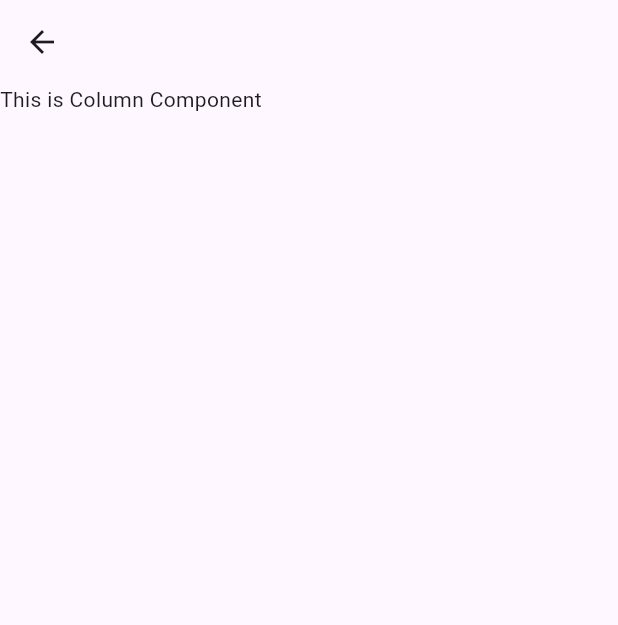
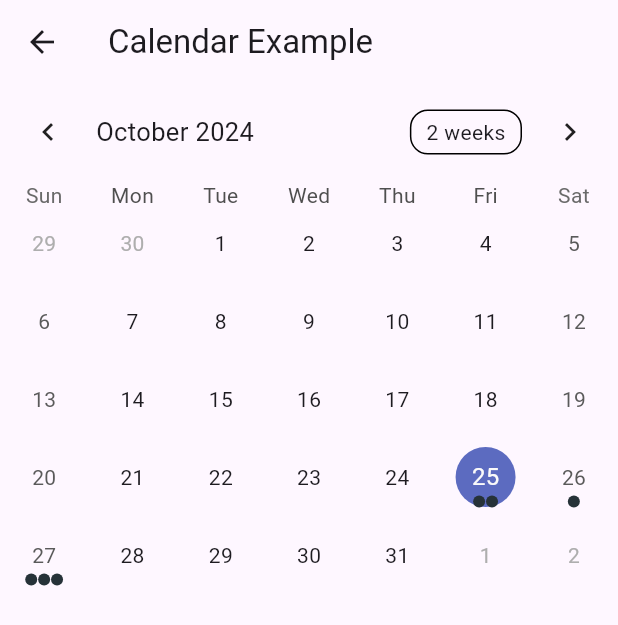
Before and after one commit to moritejas/flutter_widgets, a Flutter app: the CalenderComponent screen opened directly, on a phone screen of 412 x 824 dp. Shown: the top 625 px of the screen. Run offline on Flutter 3.47's test engine with Material 3 defaults, Android fonts, the phone set to English and light mode, and no system bars; drawn by our look-alikes of table_calendar; our stand-ins replace cached_network_image, carousel_slider, expandable, flip_card, flutter_slidable, get; missing offline and left inert: swipeable_card_stack.

Commit message:
Calender Component

```diff
--- a/lib/Componant/calender.dart
+++ b/lib/Componant/calender.dart
@@ -1,15 +1,74 @@
 import 'package:flutter/material.dart';
+import 'package:table_calendar/table_calendar.dart';
 
-class CalenderComponent extends StatelessWidget {
+class CalenderComponent extends StatefulWidget {
   const CalenderComponent({super.key});
+
+  @override
+  _CalenderComponentState createState() => _CalenderComponentState();
+}
+
+class _CalenderComponentState extends State<CalenderComponent> {
+  late Map<DateTime, List<String>> _events;
+  late List<String> _selectedEvents;
+  late DateTime _selectedDay;
+  late DateTime _focusedDay;
+
+  @override
+  void initState() {
+    super.initState();
+    _events = {
+      DateTime.utc(2024, 10, 25): ['Event 1', 'Event 2'],
+      DateTime.utc(2024, 10, 26): ['Event 3'],
+      DateTime.utc(2024, 10, 27): ['Event 4', 'Event 5', 'Event 6'],
+    };
+    _selectedDay = DateTime.now();
+    _focusedDay = DateTime.now();
+    _selectedEvents = _events[_selectedDay] ?? [];
+  }
+
+  void _onDaySelected(DateTime selectedDay, DateTime focusedDay) {
+    setState(() {
+      _selectedDay = selectedDay;
+      _focusedDay = focusedDay; // update `_focusedDay` here as well
+      _selectedEvents = _events[selectedDay] ?? [];
+    });
+  }
 
   @override
   Widget build(BuildContext context) {
     return Scaffold(
       appBar: AppBar(
+        title: const Text('Calendar Example'),
       ),
-      body: const Text("This is Column Component"),
+      body: Column(
+        children: [
 
+          // Add This DependencyTable Calender (table_calendar: ^3.1.2)
+
+          TableCalendar(
+            firstDay: DateTime.utc(2020, 1, 1),
+            lastDay: DateTime.utc(2030, 12, 31),
+            focusedDay: _focusedDay,
+            selectedDayPredicate: (day) => isSameDay(_selectedDay, day),
+            onDaySelected: _onDaySelected,
+            eventLoader: (day) => _events[day] ?? [],
+          ),
+          const SizedBox(height: 8.0),
+          Expanded(
+            child: ListView.builder(
+              itemCount: _selectedEvents.length,
+              itemBuilder: (context, index) {
+                return Card(
+                  child: ListTile(
+                    title: Text(_selectedEvents[index]),
+                  ),
+                );
+              },
+            ),
+          ),
+        ],
+      ),
     );
   }
 }
--- a/pubspec.yaml
+++ b/pubspec.yaml
@@ -55,6 +55,9 @@ dependencies:
 #  Slidable LisTile
   flutter_slidable: ^3.1.1
 
+#  Table Calender
+  table_calendar: ^3.1.2
+
 
   # The following adds the Cupertino Icons font to your application.
   # Use with the CupertinoIcons class for iOS style icons.
@@ -64,6 +67,7 @@ dependencies:
 dev_dependencies:
   flutter_test:
     sdk: flutter
+  intl: ^0.19.0
 
   # The "flutter_lints" package below contains a set of recommended lints to
   # encourage good coding practices. The lint set provided by the package is
```
Also changed, not shown: pubspec.lock.
